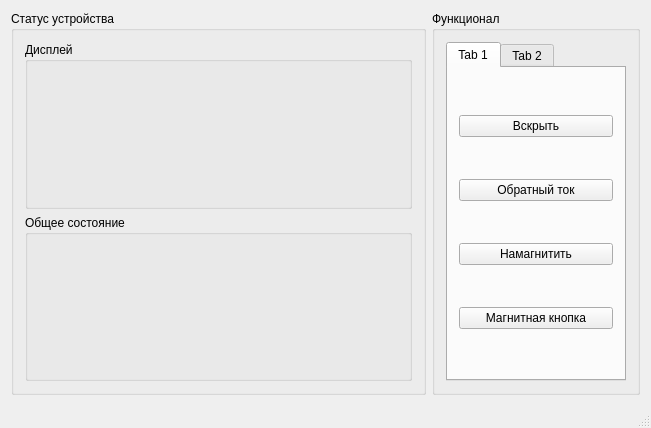
Qt form mainwindow.ui (Trother555/metrolator) before a commit.
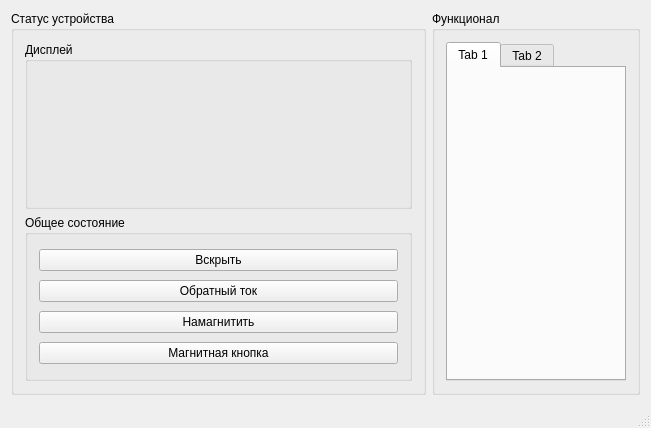
The same form after that commit.

Patch:
```diff
--- a/mainwindow.ui
+++ b/mainwindow.ui
@@ -39,6 +39,36 @@
          <property name="title">
           <string>Общее состояние</string>
          </property>
+         <layout class="QGridLayout" name="gridLayout_2">
+          <item row="0" column="0">
+           <widget class="QPushButton" name="openButton">
+            <property name="text">
+             <string>Вскрыть</string>
+            </property>
+           </widget>
+          </item>
+          <item row="1" column="0">
+           <widget class="QPushButton" name="reverseButton">
+            <property name="text">
+             <string>Обратный ток</string>
+            </property>
+           </widget>
+          </item>
+          <item row="2" column="0">
+           <widget class="QPushButton" name="strongMagButton">
+            <property name="text">
+             <string>Намагнитить</string>
+            </property>
+           </widget>
+          </item>
+          <item row="3" column="0">
+           <widget class="QPushButton" name="magniteButton">
+            <property name="text">
+             <string>Магнитная кнопка</string>
+            </property>
+           </widget>
+          </item>
+         </layout>
          <zorder>groupBox_5</zorder>
          <zorder>groupBox_5</zorder>
         </widget>
@@ -73,36 +103,7 @@
           <attribute name="title">
            <string>Tab 1</string>
           </attribute>
-          <layout class="QVBoxLayout" name="verticalLayout_3">
-           <item>
-            <widget class="QPushButton" name="openButton">
-             <property name="text">
-              <string>Вскрыть</string>
-             </property>
-            </widget>
-           </item>
-           <item>
-            <widget class="QPushButton" name="reverseButton">
-             <property name="text">
-              <string>Обратный ток</string>
-             </property>
-            </widget>
-           </item>
-           <item>
-            <widget class="QPushButton" name="strongMagButton">
-             <property name="text">
-              <string>Намагнитить</string>
-             </property>
-            </widget>
-           </item>
-           <item>
-            <widget class="QPushButton" name="magniteButton">
-             <property name="text">
-              <string>Магнитная кнопка</string>
-             </property>
-            </widget>
-           </item>
-          </layout>
+          <layout class="QVBoxLayout" name="verticalLayout_3"/>
          </widget>
          <widget class="QWidget" name="tab_2">
           <attribute name="title">
```
Left out of the diff: 4 changed lines with no effect on the pictures.
